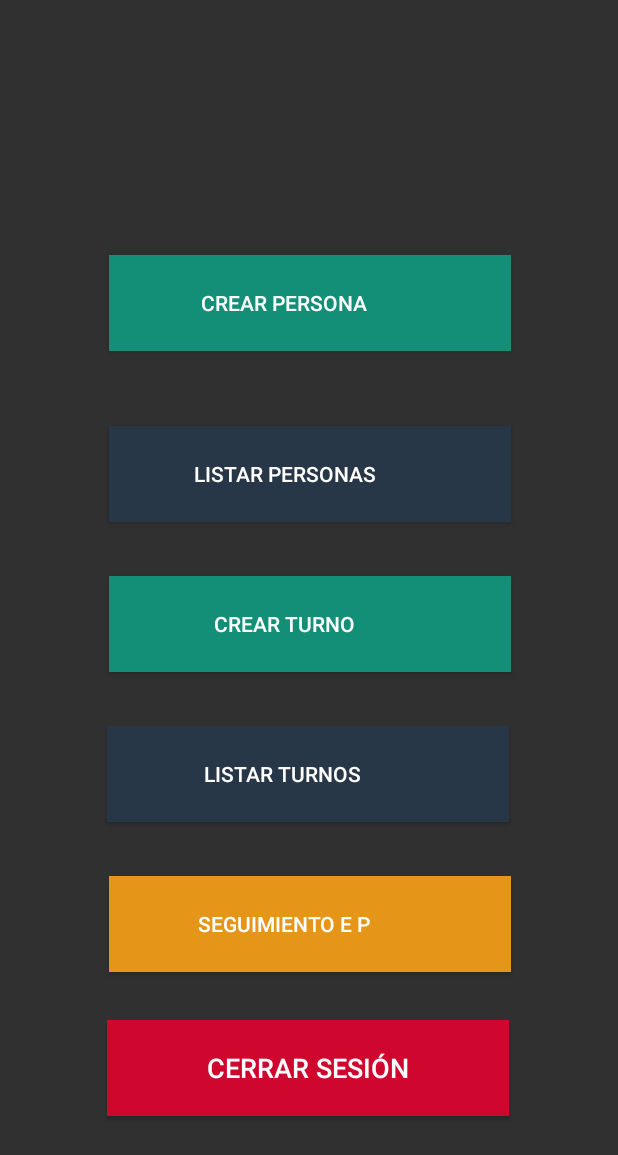
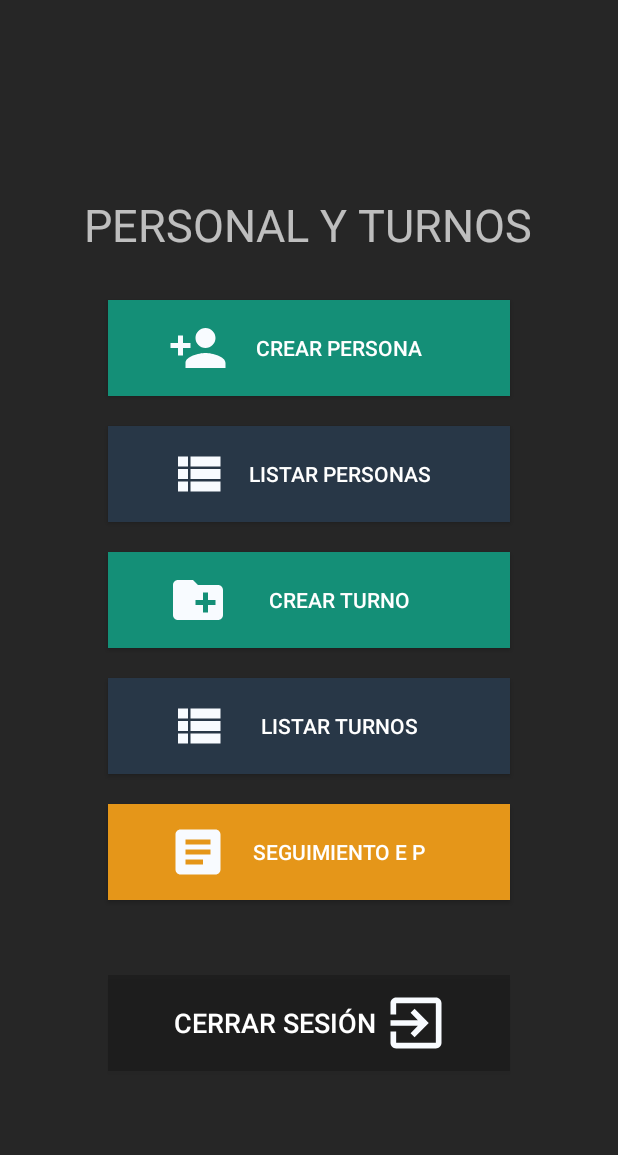
Before and after one commit to JuanCa7/appMovilSena, an Android app: the Menu screen opened directly, with no data from a screen before it, on a phone screen of 412 x 824 dp. Shown: the top 1155 px of the screen. Run offline under Robolectric (Android 15) with nearby library versions, the phone set to English and light mode, and no system bars; network calls fail.

Commit message:
Organicé el menú, agregue iconos funciona tod correctamente

```diff
--- /dev/null
+++ b/app/src/main/res/drawable/add_people.xml
@@ -0,0 +1,5 @@
+<vector android:height="40dp" android:tint="#F8FBFF"
+    android:viewportHeight="24" android:viewportWidth="24"
+    android:width="40dp" xmlns:android="http://schemas.android.com/apk/res/android">
+    <path android:fillColor="@android:color/white" android:pathData="M15,12c2.21,0 4,-1.79 4,-4s-1.79,-4 -4,-4 -4,1.79 -4,4 1.79,4 4,4zM6,10L6,7L4,7v3L1,10v2h3v3h2v-3h3v-2L6,10zM15,14c-2.67,0 -8,1.34 -8,4v2h16v-2c0,-2.66 -5.33,-4 -8,-4z"/>
+</vector>
--- /dev/null
+++ b/app/src/main/res/drawable/add_turno.xml
@@ -0,0 +1,5 @@
+<vector android:height="40dp" android:tint="#F8FBFF"
+    android:viewportHeight="24" android:viewportWidth="24"
+    android:width="40dp" xmlns:android="http://schemas.android.com/apk/res/android">
+    <path android:fillColor="@android:color/white" android:pathData="M20,6h-8l-2,-2L4,4c-1.11,0 -1.99,0.89 -1.99,2L2,18c0,1.11 0.89,2 2,2h16c1.11,0 2,-0.89 2,-2L22,8c0,-1.11 -0.89,-2 -2,-2zM19,14h-3v3h-2v-3h-3v-2h3L14,9h2v3h3v2z"/>
+</vector>
--- /dev/null
+++ b/app/src/main/res/drawable/date.xml
@@ -0,0 +1,5 @@
+<vector android:height="45dp" android:tint="#F8FBFF"
+    android:viewportHeight="24" android:viewportWidth="24"
+    android:width="45dp" xmlns:android="http://schemas.android.com/apk/res/android">
+    <path android:fillColor="@android:color/white" android:pathData="M9,11L7,11v2h2v-2zM13,11h-2v2h2v-2zM17,11h-2v2h2v-2zM19,4h-1L18,2h-2v2L8,4L8,2L6,2v2L5,4c-1.11,0 -1.99,0.9 -1.99,2L3,20c0,1.1 0.89,2 2,2h14c1.1,0 2,-0.9 2,-2L21,6c0,-1.1 -0.9,-2 -2,-2zM19,20L5,20L5,9h14v11z"/>
+</vector>
--- /dev/null
+++ b/app/src/main/res/drawable/etapa_prod.xml
@@ -0,0 +1,5 @@
+<vector android:autoMirrored="true" android:height="40dp"
+    android:tint="#F8FBFF" android:viewportHeight="24"
+    android:viewportWidth="24" android:width="40dp" xmlns:android="http://schemas.android.com/apk/res/android">
+    <path android:fillColor="@android:color/white" android:pathData="M19,3L5,3c-1.1,0 -2,0.9 -2,2v14c0,1.1 0.9,2 2,2h14c1.1,0 2,-0.9 2,-2L21,5c0,-1.1 -0.9,-2 -2,-2zM14,17L7,17v-2h7v2zM17,13L7,13v-2h10v2zM17,9L7,9L7,7h10v2z"/>
+</vector>
--- /dev/null
+++ b/app/src/main/res/drawable/exit.xml
@@ -0,0 +1,5 @@
+<vector android:height="45dp" android:tint="#F8FBFF"
+    android:viewportHeight="24" android:viewportWidth="24"
+    android:width="45dp" xmlns:android="http://schemas.android.com/apk/res/android">
+    <path android:fillColor="@android:color/white" android:pathData="M10.09,15.59L11.5,17l5,-5 -5,-5 -1.41,1.41L12.67,11H3v2h9.67l-2.58,2.59zM19,3H5c-1.11,0 -2,0.9 -2,2v4h2V5h14v14H5v-4H3v4c0,1.1 0.89,2 2,2h14c1.1,0 2,-0.9 2,-2V5c0,-1.1 -0.9,-2 -2,-2z"/>
+</vector>
--- /dev/null
+++ b/app/src/main/res/drawable/list.xml
@@ -0,0 +1,5 @@
+<vector android:height="40dp" android:tint="#F8FBFF"
+    android:viewportHeight="24" android:viewportWidth="24"
+    android:width="40dp" xmlns:android="http://schemas.android.com/apk/res/android">
+    <path android:fillColor="@android:color/white" android:pathData="M4,14h4v-4L4,10v4zM4,19h4v-4L4,15v4zM4,9h4L8,5L4,5v4zM9,14h12v-4L9,10v4zM9,19h12v-4L9,15v4zM9,5v4h12L21,5L9,5z"/>
+</vector>
--- a/app/src/main/res/layout/activity_crear_turno.xml
+++ b/app/src/main/res/layout/activity_crear_turno.xml
@@ -32,6 +32,8 @@
                 android:id="@+id/btnFechaTurno"
                 android:layout_width="match_parent"
                 android:layout_height="wrap_content"
+                android:drawableLeft="@drawable/date"
+                android:paddingHorizontal="40dp"
                 android:layout_margin="20dp"
                 android:background="@color/titulos"
                 android:text="Selecciona una fecha!!" />
--- a/app/src/main/res/layout/activity_menu.xml
+++ b/app/src/main/res/layout/activity_menu.xml
@@ -1,114 +1,84 @@
 <?xml version="1.0" encoding="utf-8"?>
-<android.support.constraint.ConstraintLayout xmlns:android="http://schemas.android.com/apk/res/android"
-    xmlns:app="http://schemas.android.com/apk/res-auto"
-    xmlns:tools="http://schemas.android.com/tools"
+<LinearLayout xmlns:android="http://schemas.android.com/apk/res/android"
+    android:orientation="vertical"
+    android:gravity="center"
     android:id="@+id/idMenu"
+    android:background="@color/cardview_shadow_start_color"
     android:layout_width="match_parent"
-    android:layout_height="match_parent"
-    android:orientation="vertical">
+    android:layout_height="match_parent">
 
-
+    <TextView
+        android:id="@+id/textView2"
+        android:layout_width="wrap_content"
+        android:layout_height="wrap_content"
+        android:layout_marginTop="52dp"
+        android:layout_margin="20dp"
+        android:text="PERSONAL Y TURNOS"
+        android:textSize="30dp" />
     <Button
         android:id="@+id/crearPersona"
         android:layout_width="268dp"
         android:layout_height="64dp"
-        android:layout_alignParentTop="true"
-        android:layout_centerHorizontal="true"
-        android:layout_marginBottom="28dp"
+        android:drawableLeft="@drawable/add_people"
+        android:paddingHorizontal="40dp"
+        android:layout_margin="10dp"
         android:background="@color/btn2menu"
-        android:gravity="clip_horizontal|center|center_horizontal|center_vertical"
-        android:paddingRight="34sp"
         android:text="CREAR PERSONA"
-        android:textColor="@color/white"
-        app:layout_constraintBottom_toTopOf="@+id/btnlistarPersonas"
-        app:layout_constraintEnd_toEndOf="parent"
-        app:layout_constraintHorizontal_bias="0.503"
-        app:layout_constraintStart_toStartOf="parent"
-        app:layout_constraintTop_toTopOf="parent"
-        app:layout_constraintVertical_bias="0.885" />
+        android:textColor="@color/white"/>
 
     <Button
         android:id="@+id/btnlistarPersonas"
         android:layout_width="268dp"
         android:layout_height="64dp"
-        android:layout_alignParentStart="true"
-        android:layout_alignParentTop="true"
-        android:layout_centerHorizontal="true"
-        android:layout_marginBottom="36dp"
+        android:layout_margin="10dp"
+        android:drawableLeft="@drawable/list"
+        android:paddingHorizontal="40dp"
         android:background="@color/bordesbtniniciar"
-        android:paddingRight="34sp"
         android:text="LISTAR PERSONAS"
-        android:textColor="@color/white"
-        app:layout_constraintBottom_toTopOf="@+id/btnActionCrearTurno"
-        app:layout_constraintEnd_toEndOf="parent"
-        app:layout_constraintHorizontal_bias="0.503"
-        app:layout_constraintStart_toStartOf="parent" />
+        android:textColor="@color/white" />
 
     <Button
         android:id="@+id/btnActionCrearTurno"
         android:layout_width="268dp"
         android:layout_height="64dp"
-        android:layout_alignParentStart="true"
-        android:layout_alignParentTop="true"
-        android:layout_centerHorizontal="true"
-        android:layout_marginBottom="36dp"
+        android:layout_margin="10dp"
+        android:drawableLeft="@drawable/add_turno"
+        android:paddingHorizontal="40dp"
         android:background="@color/btn2menu"
-        android:paddingRight="34sp"
         android:text="CREAR TURNO"
-        android:textColor="@color/white"
-        app:layout_constraintBottom_toTopOf="@+id/btnlistarTurnos"
-        app:layout_constraintEnd_toEndOf="parent"
-        app:layout_constraintHorizontal_bias="0.503"
-        app:layout_constraintStart_toStartOf="parent" />
+        android:textColor="@color/white" />
 
     <Button
         android:id="@+id/btnlistarTurnos"
         android:layout_width="268dp"
         android:layout_height="64dp"
-        android:layout_alignParentStart="true"
-        android:layout_alignParentTop="true"
-        android:layout_centerHorizontal="true"
-        android:layout_marginBottom="36dp"
+        android:layout_margin="10dp"
+        android:drawableLeft="@drawable/list"
+        android:paddingHorizontal="40dp"
         android:background="@color/bordesbtniniciar"
-        android:paddingRight="34sp"
         android:text="LISTAR TURNOS"
-        android:textColor="@color/white"
-        app:layout_constraintBottom_toTopOf="@+id/btnSeguimientoEP"
-        app:layout_constraintEnd_toEndOf="parent"
-        app:layout_constraintHorizontal_bias="0.496"
-        app:layout_constraintStart_toStartOf="parent" />
+        android:textColor="@color/white" />
 
     <Button
         android:id="@+id/btnSeguimientoEP"
         android:layout_width="268dp"
         android:layout_height="64dp"
-        android:layout_alignParentStart="true"
-        android:layout_alignParentTop="true"
-        android:layout_alignParentBottom="true"
-        android:layout_centerHorizontal="true"
-        android:layout_marginBottom="32dp"
+        android:layout_margin="10dp"
+        android:drawableLeft="@drawable/etapa_prod"
+        android:paddingHorizontal="40dp"
         android:background="@color/btn1menu"
-        android:paddingRight="34sp"
         android:text="SEGUIMIENTO E P"
-        android:textColor="@color/white"
-        app:layout_constraintBottom_toTopOf="@+id/btnCerrarSesion"
-        app:layout_constraintEnd_toEndOf="parent"
-        app:layout_constraintHorizontal_bias="0.503"
-        app:layout_constraintStart_toStartOf="parent" />
+        android:textColor="@color/white" />
 
     <Button
         android:id="@+id/btnCerrarSesion"
         android:layout_width="268dp"
         android:layout_height="64dp"
-        android:layout_alignParentStart="true"
-        android:layout_centerHorizontal="true"
-        android:layout_marginBottom="80dp"
-        android:background="#CF062E"
+        android:layout_marginTop="40dp"
+        android:background="@color/cardview_shadow_start_color"
+        android:drawableRight="@drawable/exit"
+        android:paddingHorizontal="40dp"
         android:text="Cerrar Sesión"
         android:textColor="#FFF"
-        android:textSize="18sp"
-        app:layout_constraintBottom_toBottomOf="parent"
-        app:layout_constraintEnd_toEndOf="parent"
-        app:layout_constraintHorizontal_bias="0.496"
-        app:layout_constraintStart_toStartOf="parent" />
-</android.support.constraint.ConstraintLayout>
+        android:textSize="18sp" />
+</LinearLayout>
```
Also changed, not shown: app/src/main/res/drawable/btn1menu.xml (deleted, +0 -15 lines), app/src/main/res/drawable/btn2menu.xml (deleted, +0 -15 lines), app/src/main/res/drawable/btnconfigusers.xml (deleted, +0 -15 lines), app/src/main/res/drawable/btniniciarsesion.xml (deleted, +0 -15 lines), app/src/main/res/drawable/addpersona.PNG (deleted), app/src/main/res/drawable/addturno.PNG (deleted), app/src/main/res/drawable/adduser.png (deleted), app/src/main/res/drawable/list.PNG (deleted).
